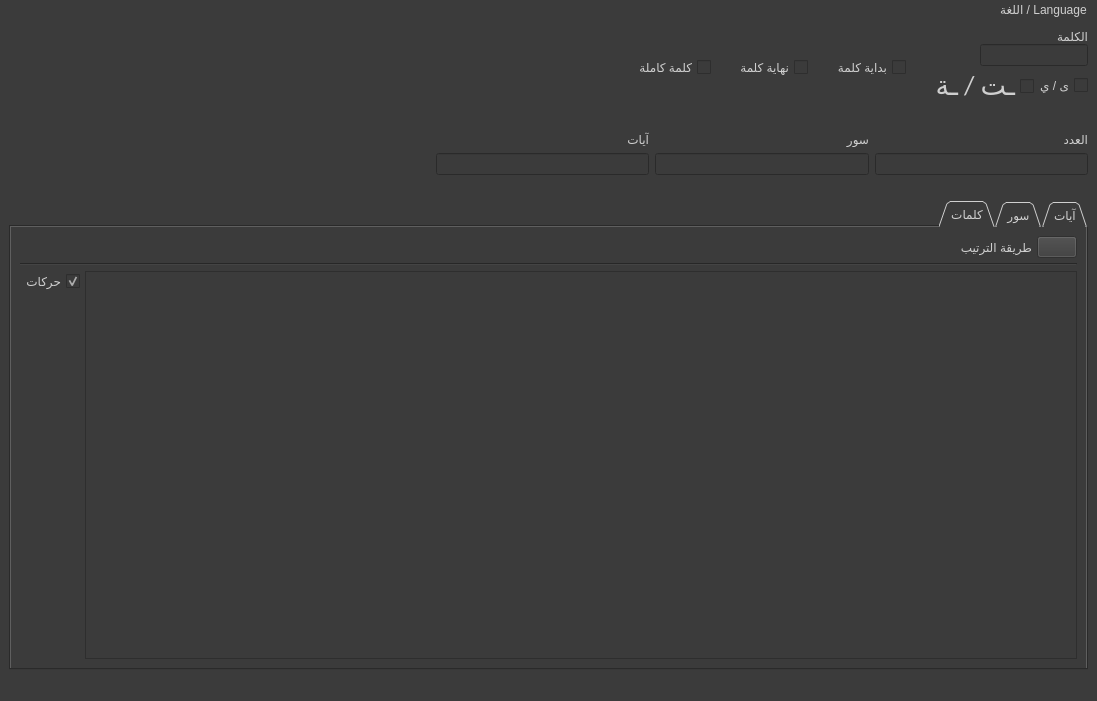
First picture: the form in gui/main_screen.ui, repository masalha-alaa/quran-counter, before the edit.
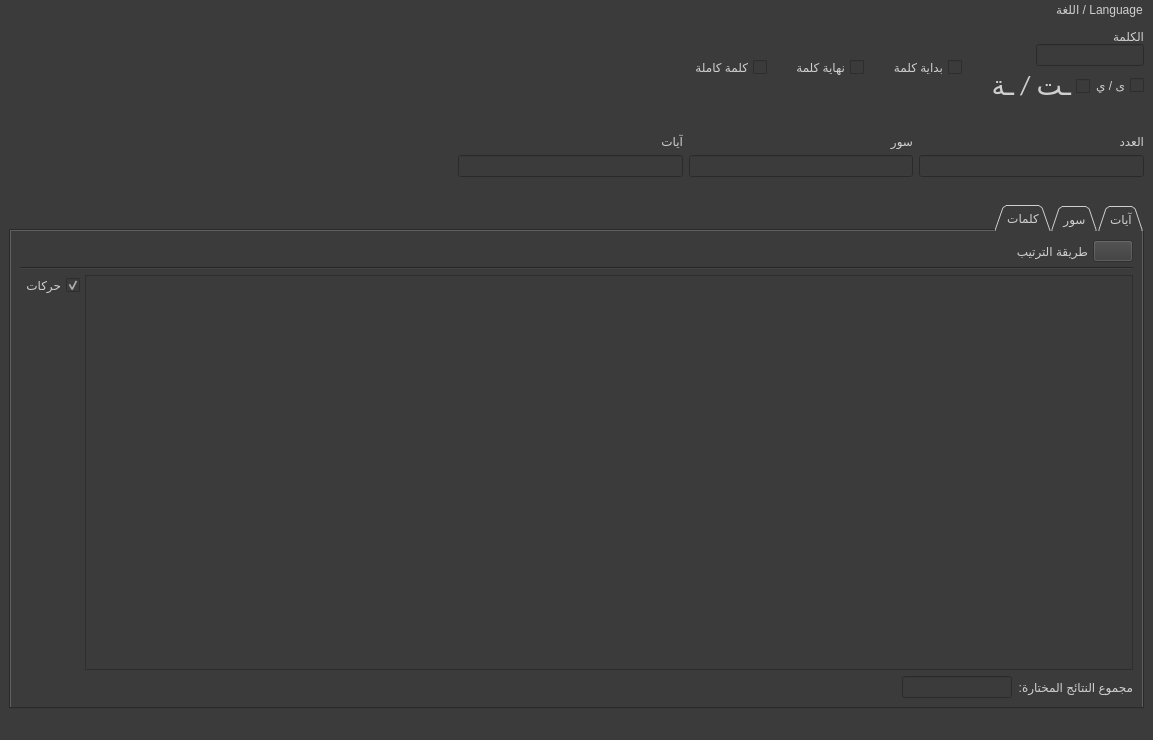
Second picture: the form after the edit. The open tabs and pages were chosen to show the change. Icons and pictures are not drawn.

Commit message: Selected results sum in word results

Diff of the .ui file:
```diff
--- a/gui/main_screen.ui
+++ b/gui/main_screen.ui
@@ -6,8 +6,8 @@
    <rect>
     <x>0</x>
     <y>0</y>
-    <width>1097</width>
-    <height>701</height>
+    <width>1153</width>
+    <height>740</height>
    </rect>
   </property>
   <property name="windowTitle">
@@ -22,7 +22,7 @@
 font: 400 20pt &quot;Calibri&quot;;</string>
   </property>
   <widget class="QWidget" name="centralwidget">
-   <layout class="QVBoxLayout" name="verticalLayout_17" stretch="1,1,8">
+   <layout class="QVBoxLayout" name="verticalLayout_18" stretch="1,1,8">
     <property name="spacing">
      <number>18</number>
     </property>
@@ -533,7 +533,7 @@
              <number>7</number>
             </property>
             <item>
-             <layout class="QHBoxLayout" name="horizontalLayout_4">
+             <layout class="QVBoxLayout" name="verticalLayout_17">
               <item>
                <widget class="QTextBrowser" name="foundVerses">
                 <property name="cursor" stdset="0">
@@ -789,6 +789,40 @@
           </item>
          </layout>
         </item>
+        <item>
+         <layout class="QHBoxLayout" name="horizontalLayout_12" stretch="1,1,8">
+          <item>
+           <widget class="QLabel" name="label_3">
+            <property name="text">
+             <string>مجموع النتائج المختارة:</string>
+            </property>
+           </widget>
+          </item>
+          <item>
+           <widget class="QLineEdit" name="wordSum">
+            <property name="enabled">
+             <bool>false</bool>
+            </property>
+            <property name="alignment">
+             <set>Qt::AlignRight|Qt::AlignTrailing|Qt::AlignVCenter</set>
+            </property>
+           </widget>
+          </item>
+          <item>
+           <spacer name="horizontalSpacer_6">
+            <property name="orientation">
+             <enum>Qt::Horizontal</enum>
+            </property>
+            <property name="sizeHint" stdset="0">
+             <size>
+              <width>40</width>
+              <height>20</height>
+             </size>
+            </property>
+           </spacer>
+          </item>
+         </layout>
+        </item>
        </layout>
       </widget>
      </widget>
@@ -800,7 +834,7 @@
     <rect>
      <x>0</x>
      <y>0</y>
-     <width>1097</width>
+     <width>1153</width>
      <height>42</height>
     </rect>
    </property>
```
Left out of the diff: 2 changed lines with no effect on the pictures. The commit also changes 4 other files.
